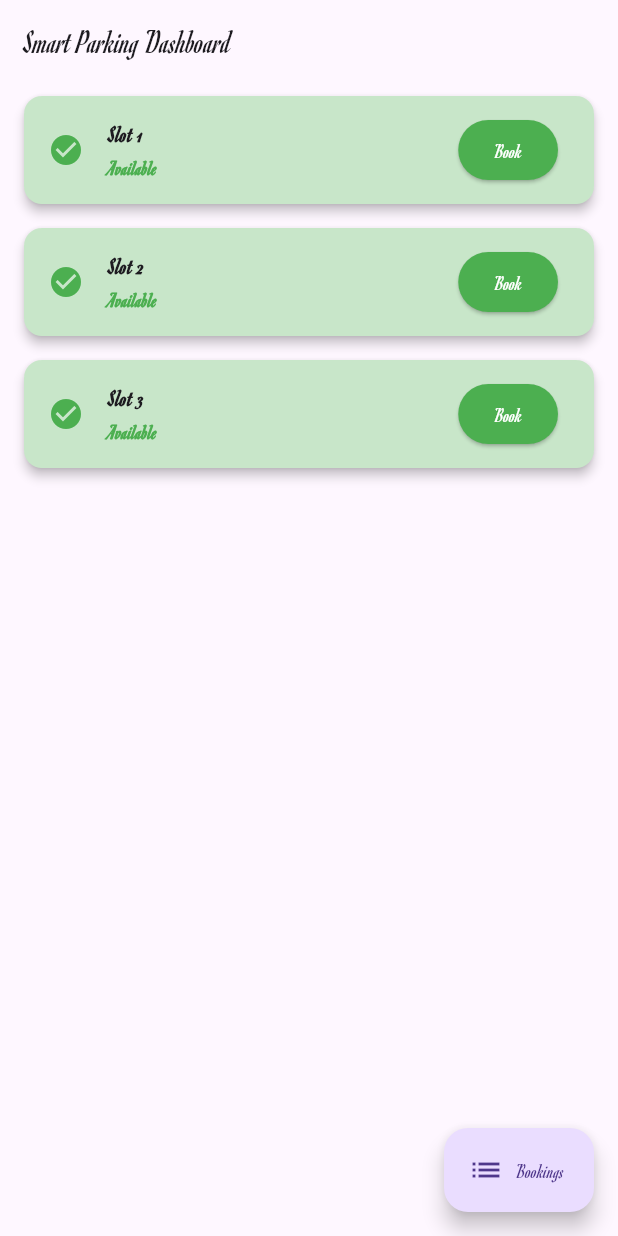
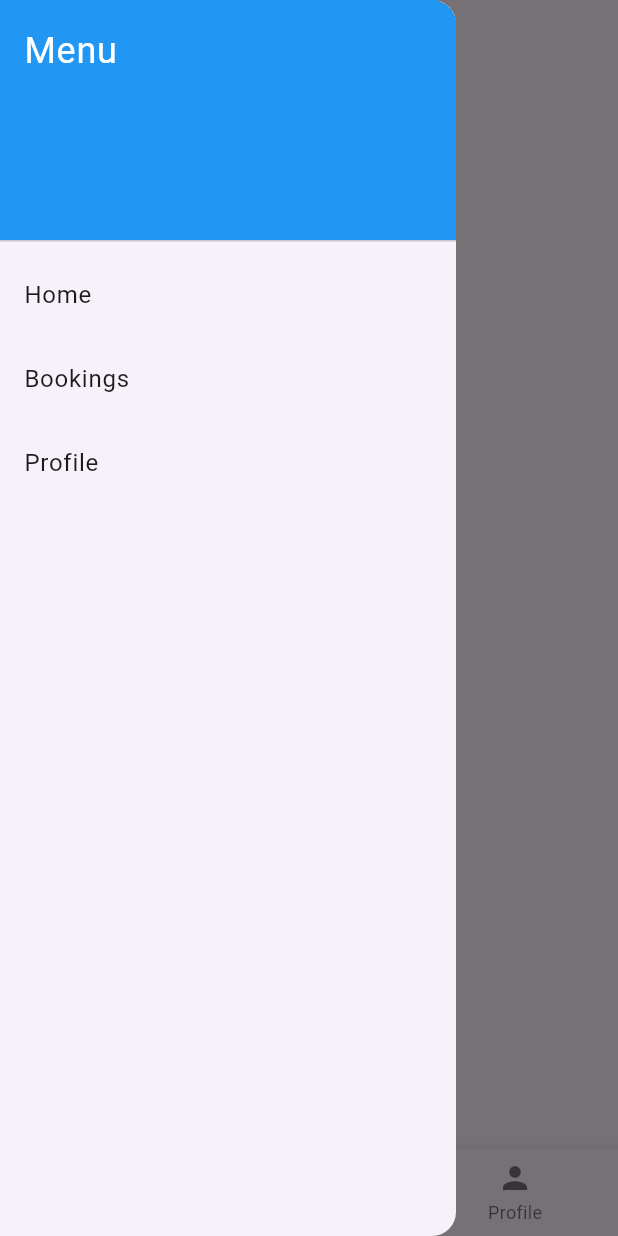
Before and after one commit to 12Omega/sprint2_dashboard, a Flutter app: the screen it shows after launch, with the side drawer open (before the commit the screen has no drawer), on a phone screen of 412 x 824 dp. Run offline on Flutter 3.47's test engine with Material 3 defaults, Android fonts, the phone set to English and light mode, and no system bars; our stand-ins replace shared_preferences.

Commit message:
Commit 11:feat: Add Dashboard screen with bottom navigation and navigation drawer UI better

```diff
--- a/lib/main.dart
+++ b/lib/main.dart
@@ -1,17 +1,8 @@
 import 'package:flutter/material.dart';
-import 'package:provider/provider.dart';
-import 'screens/home_screen.dart';
-import 'providers/slot_provider.dart';
+import 'screens/dashboard_screen.dart';
 
 void main() {
-  runApp(
-    MultiProvider(
-      providers: [
-        ChangeNotifierProvider(create: (_) => SlotProvider()),
-      ],
-      child: const MyApp(),
-    ),
-  );
+  runApp(const MyApp());
 }
 
 class MyApp extends StatelessWidget {
@@ -20,12 +11,26 @@ class MyApp extends StatelessWidget {
   @override
   Widget build(BuildContext context) {
     return MaterialApp(
-      title: 'Smart Parking',
+      title: 'Sprint2 Dashboard',
+      debugShowCheckedModeBanner: false,
       theme: ThemeData(
-        primarySwatch: Colors.deepPurple,
-        fontFamily: 'Romanesco',
+        brightness: Brightness.light,
+        primarySwatch: Colors.blue,
+        elevatedButtonTheme: ElevatedButtonThemeData(
+          style: ElevatedButton.styleFrom(
+            shape: RoundedRectangleBorder(
+              borderRadius: BorderRadius.circular(12),
+            ),
+            backgroundColor: Colors.blueAccent,
+            foregroundColor: Colors.white,
+          ),
+        ),
       ),
-      home: const HomeScreen(),
+      darkTheme: ThemeData(
+        brightness: Brightness.dark,
+      ),
+      themeMode: ThemeMode.system,
+      home: const DashboardScreen(),
     );
   }
 }
--- /dev/null
+++ b/lib/screens/dashboard_screen.dart
@@ -0,0 +1,54 @@
+import 'package:flutter/material.dart';
+
+class DashboardScreen extends StatefulWidget {
+  const DashboardScreen({super.key});
+
+  @override
+  State<DashboardScreen> createState() => _DashboardScreenState();
+}
+
+class _DashboardScreenState extends State<DashboardScreen> {
+  int _selectedIndex = 0;
+
+  final List<Widget> _pages = const [
+    Center(child: Text('Home Page')),
+    Center(child: Text('Bookings Page')),
+    Center(child: Text('Profile Page')),
+  ];
+
+  void _onItemTapped(int index) {
+    setState(() {
+      _selectedIndex = index;
+    });
+  }
+
+  @override
+  Widget build(BuildContext context) {
+    return Scaffold(
+      appBar: AppBar(title: const Text('Dashboard')),
+      drawer: Drawer(
+        child: ListView(
+          children: const [
+            DrawerHeader(
+              decoration: BoxDecoration(color: Colors.blue),
+              child: Text('Menu', style: TextStyle(color: Colors.white, fontSize: 24)),
+            ),
+            ListTile(title: Text('Home')),
+            ListTile(title: Text('Bookings')),
+            ListTile(title: Text('Profile')),
+          ],
+        ),
+      ),
+      body: _pages[_selectedIndex],
+      bottomNavigationBar: BottomNavigationBar(
+        currentIndex: _selectedIndex,
+        onTap: _onItemTapped,
+        items: const [
+          BottomNavigationBarItem(icon: Icon(Icons.home), label: 'Home'),
+          BottomNavigationBarItem(icon: Icon(Icons.book_online), label: 'Bookings'),
+          BottomNavigationBarItem(icon: Icon(Icons.person), label: 'Profile'),
+        ],
+      ),
+    );
+  }
+}
```
Also changed, not shown: pubspec.yaml (+15 -47 lines), pubspec.lock, 2 other files.
